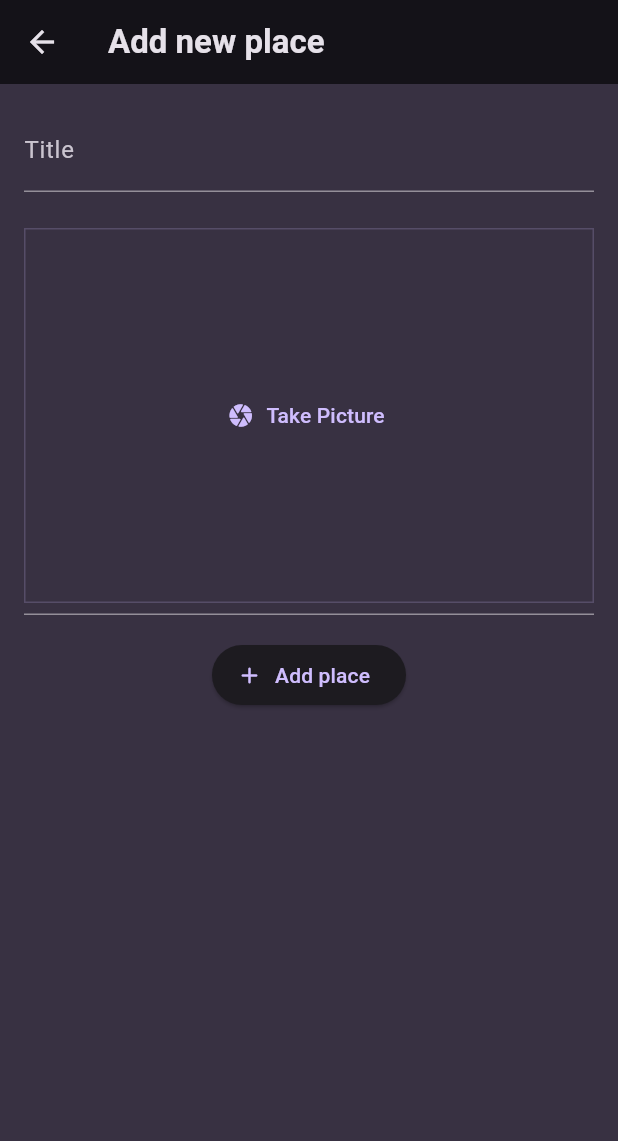
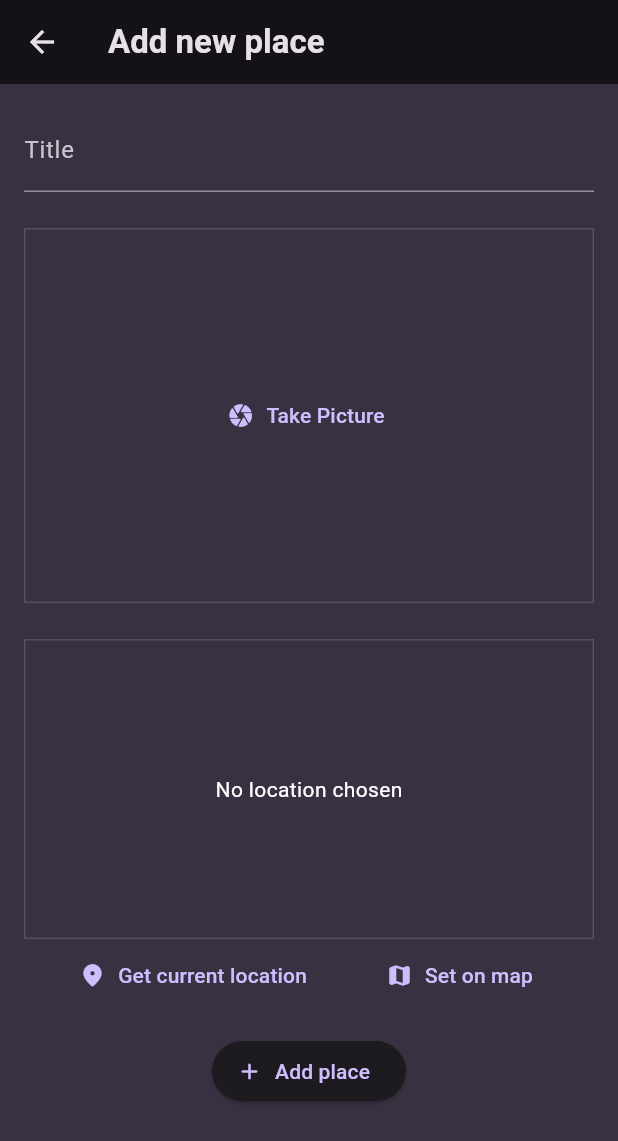
Before and after one commit to FadyFawzyOfficial/favorite_places, a Flutter app: the NewPlaceView screen opened directly, on a phone screen of 412 x 824 dp. Shown: the top 1141 px of the screen. Run offline on Flutter 3.47's test engine with Material 3 defaults, Android fonts, the phone set to English and light mode, and no system bars; our stand-ins replace flutter_riverpod, google_fonts, image_picker.

Commit message:
3. Build & add LocationInput widget to NewPlaceView

```diff
--- a/lib/views/new_place_view.dart
+++ b/lib/views/new_place_view.dart
@@ -1,5 +1,6 @@
 import 'dart:io';
 
+import 'package:favorite_places/widgets/location_input.dart';
 import 'package:flutter/material.dart';
 import 'package:flutter_riverpod/flutter_riverpod.dart';
 
@@ -40,6 +41,8 @@ class _NewPlaceViewState extends ConsumerState<NewPlaceView> {
               const SizedBox(height: 16),
               ImagePickerFormFiled(onSaved: (value) => image = value),
               const SizedBox(height: 16),
+              const LocationInput(),
+              const SizedBox(height: 16),
               ElevatedButton.icon(
                 onPressed: saveItem,
                 icon: const Icon(Icons.add_rounded),
--- a/lib/widgets/image_picker_form_filed.dart
+++ b/lib/widgets/image_picker_form_filed.dart
@@ -21,7 +21,7 @@ class _ImagePickerFormFiledState extends State<ImagePickerFormFiled> {
       builder: (filedState) => InputDecorator(
         decoration: InputDecoration(
           errorText: filedState.errorText,
-          errorBorder: InputBorder.none,
+          border: InputBorder.none,
         ),
         child: Container(
           height: 250,
--- /dev/null
+++ b/lib/widgets/location_input.dart
@@ -0,0 +1,47 @@
+import 'package:flutter/material.dart';
+
+class LocationInput extends StatefulWidget {
+  const LocationInput({super.key});
+
+  @override
+  State<LocationInput> createState() => _LocationInputState();
+}
+
+class _LocationInputState extends State<LocationInput> {
+  @override
+  Widget build(context) {
+    return Column(
+      children: [
+        Container(
+          height: 200,
+          width: double.infinity,
+          alignment: Alignment.center,
+          decoration: BoxDecoration(
+            border: Border.all(
+              color: Theme.of(context).colorScheme.primary.withOpacity(0.2),
+            ),
+          ),
+          child: const Text(
+            'No location chosen',
+            style: TextStyle(color: Colors.white),
+          ),
+        ),
+        Row(
+          mainAxisAlignment: MainAxisAlignment.spaceEvenly,
+          children: [
+            TextButton.icon(
+              icon: const Icon(Icons.location_on_rounded),
+              label: const Text('Get current location'),
+              onPressed: () {},
+            ),
+            TextButton.icon(
+              icon: const Icon(Icons.map_rounded),
+              label: const Text('Set on map'),
+              onPressed: () {},
+            ),
+          ],
+        )
+      ],
+    );
+  }
+}
```
